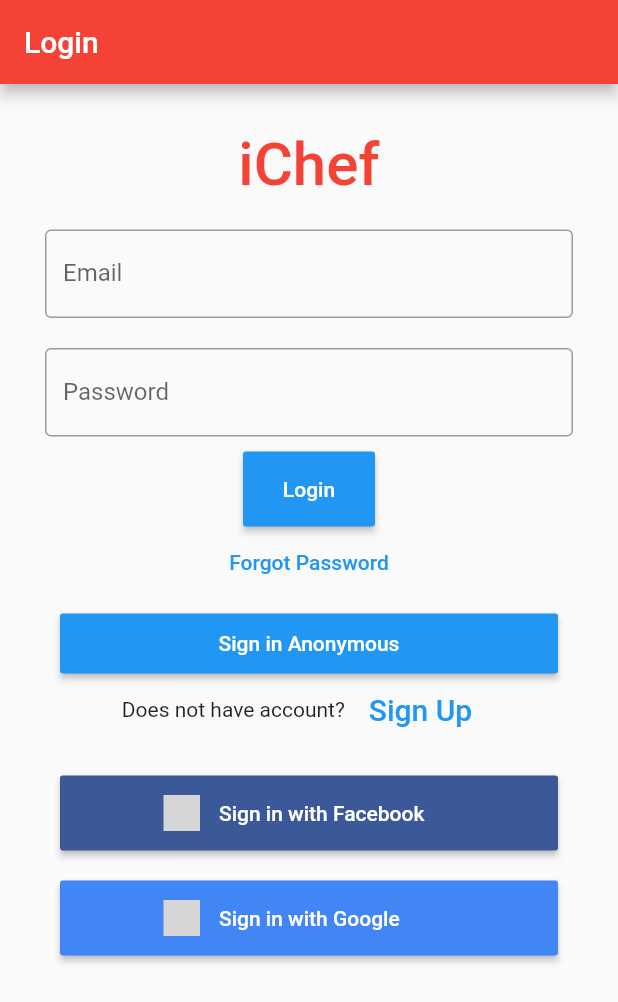
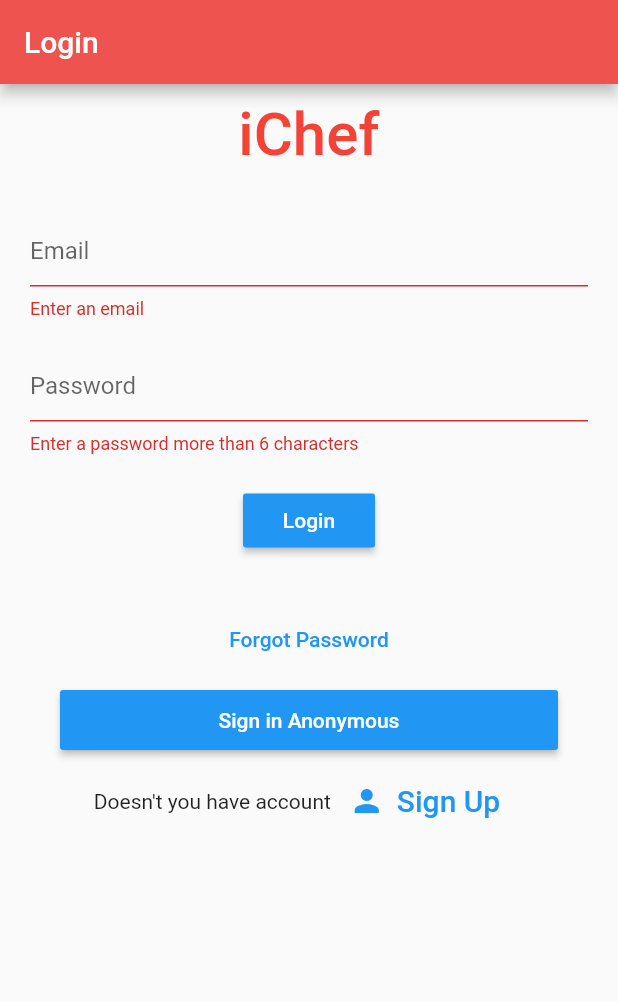
Before and after one commit to HashemAlhariry/iChef, a Flutter app: the screen it shows after launch, after a tap on "Login", on a phone screen of 412 x 824 dp. Shown: the top 1002 px of the screen. Run offline on Flutter 3.47's test engine with Material 2 defaults, Android fonts, the phone set to English and light mode, and no system bars; our stand-ins replace cloud_firestore, firebase_auth, flutter_signin_button; accounts and stored records are empty; grey boxes are pictures that could not be loaded.

Commit message:
Login and signup updated

```diff
--- a/lib/main.dart
+++ b/lib/main.dart
@@ -1,14 +1,24 @@
 import 'package:flutter/material.dart';
 import 'package:ichef/screens/Authenticate/authenticate.dart';
 import 'package:ichef/screens/Authenticate/login.dart';
+import 'package:ichef/screens/Authenticate/signup.dart';
+import 'package:ichef/screens/wrapper.dart';
+import 'package:ichef/services/auth.dart';
+import 'package:provider/provider.dart';
+import 'package:ichef/models/user.dart';
 
 void main() => runApp(MyApp());
 
 class MyApp extends StatelessWidget {
   @override
   Widget build(BuildContext context) {
-    return MaterialApp(
-      home: Authenticate()
+
+    return StreamProvider<User>.value(
+      value: AuthService().user,
+      child: MaterialApp(
+        home: Wrapper()
+      ),
     );
   }
+
 }
--- a/lib/screens/Authenticate/authenticate.dart
+++ b/lib/screens/Authenticate/authenticate.dart
@@ -1,5 +1,6 @@
 import 'package:flutter/material.dart';
 import 'package:ichef/screens/Authenticate/login.dart';
+import 'package:ichef/screens/Authenticate/signup.dart';
 
 class Authenticate extends StatefulWidget {
   @override
@@ -7,10 +8,21 @@ class Authenticate extends StatefulWidget {
 }
 
 class _AuthenticateState extends State<Authenticate> {
+
+  bool showForms=true;
+  void toggleView(){
+    setState(() => showForms = !showForms);
+  }
+
   @override
   Widget build(BuildContext context) {
-    return Container(
-      child: Login(),
-    );
+   if(showForms)
+     {
+       return Login(toggleView:toggleView);
+     }
+   else
+     {
+       return SignUp(toggleView:toggleView);
+     }
   }
 }
--- a/lib/screens/Authenticate/login.dart
+++ b/lib/screens/Authenticate/login.dart
@@ -4,16 +4,21 @@ import 'package:flutter_signin_button/flutter_signin_button.dart';
 import 'package:ichef/services/auth.dart';
 
 class Login extends StatefulWidget {
+
+  final Function toggleView;
+  Login({this.toggleView});
   @override
   _State createState() => _State();
 }
 
 class _State extends State<Login> {
-  TextEditingController emailController = TextEditingController();
-  TextEditingController passwordController = TextEditingController();
 
+  final AuthService _authService = AuthService();
+  final _formkey = GlobalKey<FormState>();
 
-  final AuthService _auth = AuthService();
+  String error ='';
+  String email = '';
+  String password = '';
 
  /*
   void firebaseLogin() async {
@@ -42,10 +47,10 @@ class _State extends State<Login> {
     return Scaffold(
         appBar: AppBar(
           title: Text('Login'),
-          backgroundColor: Colors.red,
+          backgroundColor: Colors.red[400],
         ),
         body: Container(
-            padding: EdgeInsets.symmetric(vertical: 20.0,horizontal: 20.0),
+            padding: EdgeInsets.symmetric(horizontal:20.0),
             child: ListView(
               children: <Widget>[
                 Container(
@@ -60,48 +65,53 @@ class _State extends State<Login> {
                     )),
                 Container(
                   child:Form(
+                    key: _formkey,
                     child: Column(
                        children: <Widget>[
-                          Container(
-                             padding: EdgeInsets.all(10),
-                             child: TextField(
-                              controller: emailController,
+                         SizedBox(height: 20.0),
+                         TextFormField(
                            decoration: InputDecoration(
-                                border: OutlineInputBorder(),
-                                labelText: 'Email',
+                               hintText: "Email"
                            ),
+                           validator: (val) => val.isEmpty ? 'Enter an email' : null,
+                           onChanged: (val) {
+                             setState(() => email = val);
+                           },
                          ),
+                         SizedBox(height: 20.0),
+                         TextFormField(
+                           validator: (val) => val.length < 6 ? 'Enter a password more than 6 characters' : null,
+                           obscureText: true,
+                           decoration: InputDecoration(
+                               hintText: "Password"
                            ),
-
-                         Container(
-                           padding: EdgeInsets.fromLTRB(10, 10, 10, 0),
-                           child: TextField(
-                             obscureText: true,
-                             controller: passwordController,
-                             decoration: InputDecoration(
-                               border: OutlineInputBorder(),
-                               labelText: 'Password',
+                           onChanged: (val) {
+                             setState(() => password = val );
+                           },
                          ),
-                           ),
-                         ),
-                         Container(
-                             height: 50,
-                             padding: EdgeInsets.fromLTRB(10, 0, 10, 0),
-                             margin: EdgeInsets.fromLTRB(10, 10, 10, 0),
-                             child: RaisedButton(
+                         SizedBox(height: 20.0),
+                         RaisedButton(
                            textColor: Colors.white,
                            color: Colors.blue,
                            child: Text('Login'),
-                               onPressed: () {
-                                 // print("Here");
-                                 //firebaseLogin();
-                                 print(emailController.text);
-                                 print(passwordController.text);
+                           onPressed: () async {
+                             if (_formkey.currentState.validate()) {
+                               email=email.trim();
+                               dynamic result = await _authService.logInWithEmailAndPassword(email, password);
+                               print(email+ " " + password);
+                               if(result==null){
+                                setState(() {
+                                  error='Couldn\'t Sign in with email or password';
+                                 });
+                                }
+                             }
                            },
-                             )),
-
+                         ),
+                         SizedBox(height: 15.0,),
+                         Text(error,style: TextStyle(color:Colors.red,fontSize: 14.0,),textAlign: TextAlign.center,),
                        ],
                     ))),
+
                 FlatButton(
                   onPressed: () {
                     //forgot password screen
@@ -118,7 +128,7 @@ class _State extends State<Login> {
                       color: Colors.blue,
                       child: Text('Sign in Anonymous'),
                       onPressed: () async {
-                       dynamic result = await _auth.signInAnon();
+                       dynamic result = await _authService.signInAnon();
                        if(result==null)
                          {
                            print('Error Signing in');
@@ -126,42 +136,30 @@ class _State extends State<Login> {
                        else{
                          print('Signed in ');
                          print(result.uid);
-
                        }
                       },
                     )),
+
+                SizedBox(height: 10.0),
                 Container(
                     child: Row(
                       children: <Widget>[
-                    Text('Does not have account?'),
-                    FlatButton(
+                        Text('Doesn\'t you have account'),
+                        FlatButton.icon(
+                          icon:Icon(Icons.person),
                           textColor: Colors.blue,
-                      child: Text(
+                          label: Text(
                             'Sign Up',
                             style: TextStyle(fontSize: 20),
                           ),
                           onPressed: () {
-                        //signup screen
+                            widget.toggleView();
                           },
                         )
                       ],
                       mainAxisAlignment: MainAxisAlignment.center,
                     )),
-                Container(
-                    height: 50,
-                    padding: EdgeInsets.fromLTRB(10, 0, 10, 0),
-                    margin: EdgeInsets.fromLTRB(10, 20, 10, 0),
-                    child: SignInButton(Buttons.Facebook,
-                        padding: EdgeInsets.fromLTRB(10, 10, 10, 10),
-                        onPressed: () {})),
-                Container(
-                  height: 50,
-                  padding: EdgeInsets.fromLTRB(10, 0, 10, 0),
-                  margin: EdgeInsets.fromLTRB(10, 20, 10, 0),
-                  child: SignInButton(Buttons.GoogleDark,
-                      padding: EdgeInsets.fromLTRB(10, 10, 10, 10),
-                      onPressed: () {}),
-                ),
+
               ],
             )));
   }
--- a/lib/screens/wrapper.dart
+++ b/lib/screens/wrapper.dart
@@ -1,13 +1,21 @@
 import 'package:flutter/material.dart';
 import 'package:ichef/screens/home/home.dart';
-
+import 'package:provider/provider.dart';
+import 'package:ichef/models/user.dart';
+import 'package:ichef/screens/Authenticate/authenticate.dart';
 
 
 class Wrapper extends StatelessWidget {
   @override
   Widget build(BuildContext context) {
 
+    final user = Provider.of<User>(context);
+    print(user);
     //return either Home or Authenticate widget
-    return Home();
+    if(user == null ) {
+        return Authenticate();
+      } else {
+        return Home();
+      }
   }
 }
--- a/pubspec.yaml
+++ b/pubspec.yaml
@@ -22,6 +22,7 @@ dependencies:
   flutter_signin_button: ^1.0.0
   firebase_auth: ^0.16.0
   cloud_firestore: ^0.13.5
+  provider: ^4.0.5+1
 
 
   # The following adds the Cupertino Icons font to your application.
```
Also changed, not shown: lib/screens/Authenticate/signup.dart (+88 -78 lines), lib/screens/home/home.dart (+18 -2 lines), lib/services/auth.dart (+37 -3 lines), pubspec.lock. Lines whose indentation alone changed are shown as unchanged.
